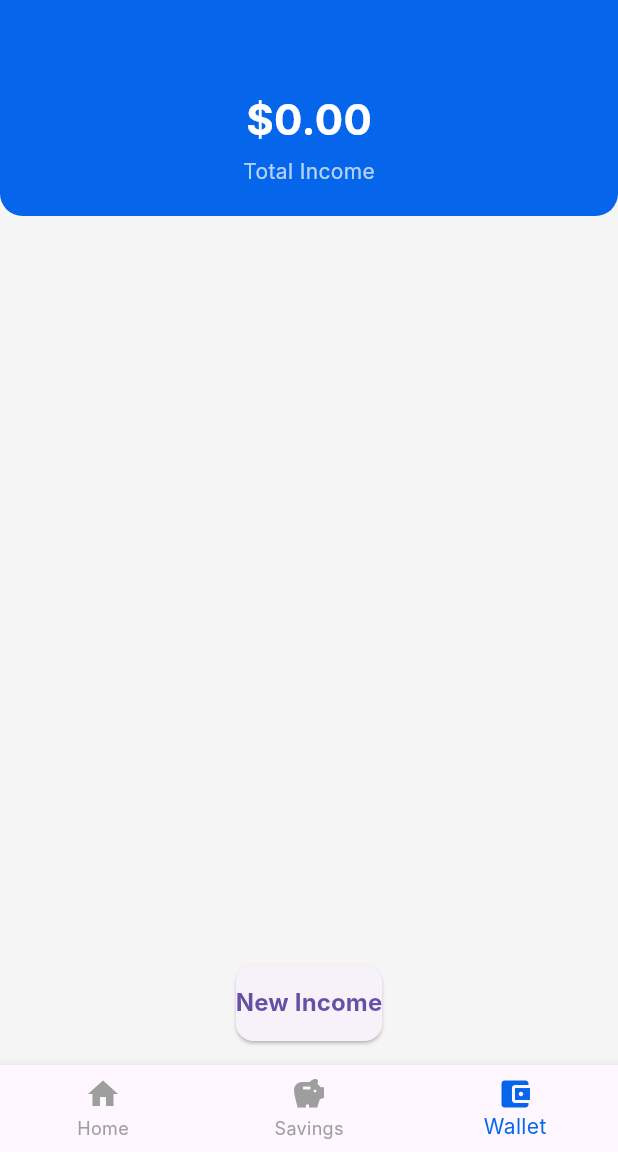
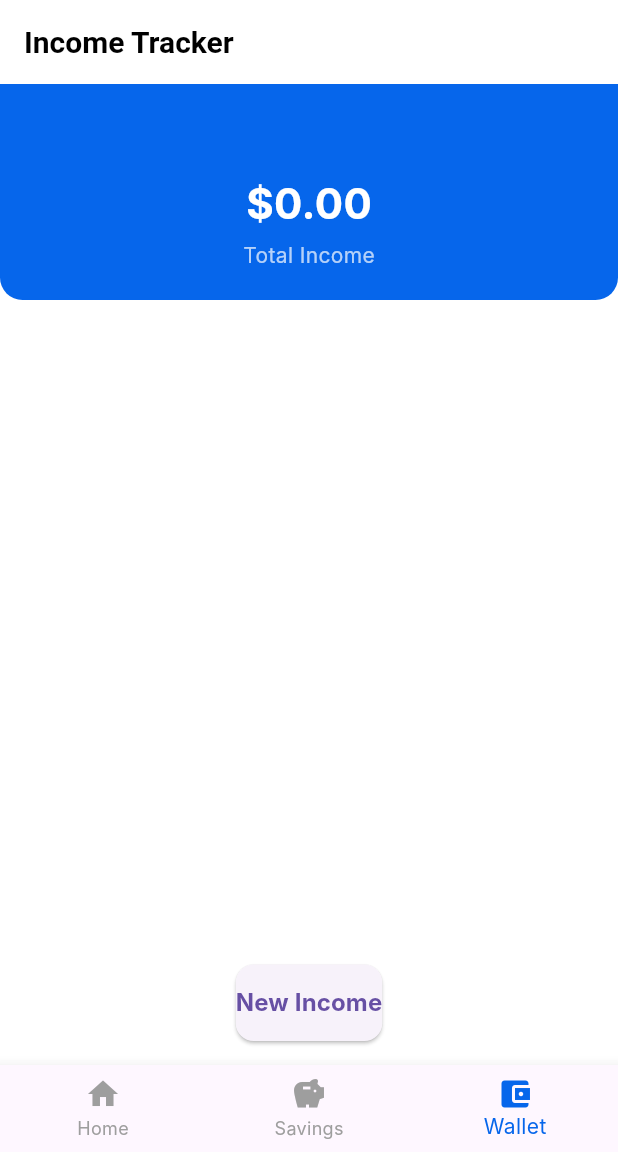
Before and after one commit to Ngoni-Sendama/expense-tracker-school-project, a Flutter app: the screen it shows after launch, item 3 of the bottom bar chosen, on a phone screen of 412 x 824 dp, the part 84-1236 px from its top. Run offline on Flutter 3.47's test engine with Material 3 defaults, Android fonts, the phone set to English and light mode, and no system bars; our stand-ins replace flutter_onboarding_slider; Roboto replaces fonts that are missing (Inter).

```diff
--- /dev/null
+++ b/lib/models/income_model.dart
@@ -0,0 +1,21 @@
+import 'package:flutter/material.dart';
+
+class IncomeModel with ChangeNotifier {
+  List<Map<String, dynamic>> _incomes = [];
+
+  List<Map<String, dynamic>> get incomes => _incomes;
+
+  void addIncome(String title, double amount) {
+    _incomes.add({'title': title, 'amount': amount});
+    notifyListeners();
+  }
+
+  void updateIncome(int index, String title, double amount) {
+    _incomes[index] = {'title': title, 'amount': amount};
+    notifyListeners();
+  }
+
+  double get totalIncome {
+    return _incomes.fold(0.0, (sum, income) => sum + income['amount']);
+  }
+}
--- a/lib/pages/wallet.dart
+++ b/lib/pages/wallet.dart
@@ -1,14 +1,96 @@
 import 'package:flutter/material.dart';
+import 'package:provider/provider.dart';
+import '../models/income_model.dart';  // Import the income model
 
-class IncomePage extends StatefulWidget {
+class IncomePage extends StatelessWidget {
   @override
-  _IncomePageState createState() => _IncomePageState();
-}
+  Widget build(BuildContext context) {
+    return Scaffold(
+      appBar: AppBar(
+        title: Text('Income Tracker'),
+      ),
+      body: Consumer<IncomeModel>(
+        builder: (context, incomeModel, child) {
+          return Column(
+            children: [
+              Container(
+                padding: EdgeInsets.only(top: 60, bottom: 20),
+                width: double.infinity,
+                decoration: BoxDecoration(
+                  color: Color(0xFF0666EB),
+                  borderRadius: BorderRadius.vertical(
+                    bottom: Radius.circular(15),
+                  ),
+                ),
+                alignment: Alignment.center,
+                child: Column(
+                  children: [
+                    Text(
+                      '\$${incomeModel.totalIncome.toStringAsFixed(2)}',
+                      style: TextStyle(
+                        fontSize: 28,
+                        color: Colors.white,
+                        fontWeight: FontWeight.bold,
+                      ),
+                    ),
+                    SizedBox(height: 4),
+                    Text(
+                      'Total Income',
+                      style: TextStyle(color: Colors.white70),
+                    ),
+                  ],
+                ),
+              ),
+              Expanded(
+                child: ListView.builder(
+                  padding: EdgeInsets.all(16),
+                  itemCount: incomeModel.incomes.length,
+                  itemBuilder: (context, index) {
+                    return Card(
+                      shape: RoundedRectangleBorder(
+                        borderRadius: BorderRadius.circular(12),
+                      ),
+                      child: ListTile(
+                        leading: CircleAvatar(
+                          backgroundColor: Color(0xFF0666EB).withOpacity(0.1),
+                          child: Icon(Icons.money, color: Color(0xFF0666EB)),
+                        ),
+                        title: Text(incomeModel.incomes[index]['title']),
+                        subtitle: Text(
+                          '\$${incomeModel.incomes[index]['amount'].toStringAsFixed(2)}',
+                          style: TextStyle(fontWeight: FontWeight.bold, fontSize: 16),
+                        ),
+                        trailing: Icon(Icons.edit, size: 16),
+                        onTap: () => _showEditIncomeDialog(context, index),
+                      ),
+                    );
+                  },
+                ),
+              ),
+              Padding(
+                padding: const EdgeInsets.all(16.0),
+                child: ElevatedButton(
+                  onPressed: () => _showAddIncomeDialog(context),
+                  style: ElevatedButton.styleFrom(
+                    padding: EdgeInsets.symmetric(vertical: 14),
+                    shape: RoundedRectangleBorder(
+                      borderRadius: BorderRadius.circular(12),
+                    ),
+                  ),
+                  child: Text(
+                    'New Income',
+                    style: TextStyle(fontSize: 16, fontWeight: FontWeight.bold),
+                  ),
+                ),
+              ),
+            ],
+          );
+        },
+      ),
+    );
+  }
 
-class _IncomePageState extends State<IncomePage> {
-  List<Map<String, dynamic>> incomes = [];
-
-  void _showAddIncomeDialog() {
+  void _showAddIncomeDialog(BuildContext context) {
     final TextEditingController titleController = TextEditingController();
     final TextEditingController amountController = TextEditingController();
 
@@ -44,12 +126,8 @@ class _IncomePageState extends State<IncomePage> {
                 final double amount = double.tryParse(amountController.text) ?? 0.0;
 
                 if (title.isNotEmpty && amount > 0) {
-                  setState(() {
-                    incomes.add({
-                      'title': title,
-                      'amount': '\$${amount.toStringAsFixed(2)}',
-                    });
-                  });
+                  Provider.of<IncomeModel>(context, listen: false)
+                      .addIncome(title, amount);
                   Navigator.pop(context);
                 }
               },
@@ -61,9 +139,9 @@ class _IncomePageState extends State<IncomePage> {
     );
   }
 
-  void _showEditIncomeDialog(int index) {
-    final TextEditingController titleController = TextEditingController(text: incomes[index]['title']);
-    final TextEditingController amountController = TextEditingController(text: incomes[index]['amount'].substring(1));
+  void _showEditIncomeDialog(BuildContext context, int index) {
+    final TextEditingController titleController = TextEditingController(text: context.read<IncomeModel>().incomes[index]['title']);
+    final TextEditingController amountController = TextEditingController(text: context.read<IncomeModel>().incomes[index]['amount'].toString());
 
     showDialog(
       context: context,
@@ -97,12 +175,8 @@ class _IncomePageState extends State<IncomePage> {
                 final double amount = double.tryParse(amountController.text) ?? 0.0;
 
                 if (title.isNotEmpty && amount > 0) {
-                  setState(() {
-                    incomes[index] = {
-                      'title': title,
-                      'amount': '\$${amount.toStringAsFixed(2)}',
-                    };
-                  });
+                  Provider.of<IncomeModel>(context, listen: false)
+                      .updateIncome(index, title, amount);
                   Navigator.pop(context);
                 }
               },
@@ -113,83 +187,4 @@ class _IncomePageState extends State<IncomePage> {
       },
     );
   }
-
-  @override
-  Widget build(BuildContext context) {
-    return Column(
-      children: [
-        Container(
-          padding: EdgeInsets.only(top: 60, bottom: 20),
-          width: double.infinity,
-          decoration: BoxDecoration(
-            color: Color(0xFF0666EB),
-            borderRadius: BorderRadius.vertical(
-              bottom: Radius.circular(15),
-            ),
-          ),
-          alignment: Alignment.center,
-          child: Column(
-            children: [
-              Text(
-                '\$${incomes.fold(0.0, (sum, income) => sum + double.tryParse(income['amount']!.substring(1))!).toStringAsFixed(2)}',
-                style: TextStyle(
-                  fontSize: 28,
-                  color: Colors.white,
-                  fontWeight: FontWeight.bold,
-                ),
-              ),
-              SizedBox(height: 4),
-              Text(
-                'Total Income',
-                style: TextStyle(color: Colors.white70),
-              ),
-            ],
-          ),
-        ),
-        Expanded(
-          child: ListView.builder(
-            padding: EdgeInsets.all(16),
-            itemCount: incomes.length,
-            itemBuilder: (context, index) {
-              return Card(
-                shape: RoundedRectangleBorder(
-                  borderRadius: BorderRadius.circular(12),
-                ),
-                child: ListTile(
-                  leading: CircleAvatar(
-                    backgroundColor: Color(0xFF0666EB).withOpacity(0.1),
-                    child: Icon(Icons.money, color: Color(0xFF0666EB)),
-                  ),
-                  title: Text(incomes[index]['title']),
-                  subtitle: Text(
-                    incomes[index]['amount'],
-                    style: TextStyle(fontWeight: FontWeight.bold, fontSize: 16),
-                  ),
-                  trailing: Icon(Icons.edit, size: 16),
-                  onTap: () => _showEditIncomeDialog(index),
-                ),
-              );
-            },
-          ),
-        ),
-        Padding(
-          padding: const EdgeInsets.all(16.0),
-          child: ElevatedButton(
-            onPressed: _showAddIncomeDialog,
-            style: ElevatedButton.styleFrom(
-              padding: EdgeInsets.symmetric(vertical: 14),
-              shape: RoundedRectangleBorder(
-                borderRadius: BorderRadius.circular(12),
-              ),
-            ),
-            child: Text(
-              'New Income',
-              style: TextStyle(fontSize: 16, fontWeight: FontWeight.bold),
-            ),
-          ),
-        ),
-
-      ],
-    );
-  }
 }
--- a/pubspec.yaml
+++ b/pubspec.yaml
@@ -37,6 +37,7 @@ dependencies:
   cupertino_icons: ^1.0.8
   flutter_onboarding_slider: ^1.0.11
   fl_chart: ^0.70.2
+  provider: ^6.1.3
 
 dev_dependencies:
   flutter_test:
```
Also changed, not shown: lib/main.dart (+9 -1 lines), lib/pages/home_screen.dart (+8 -4 lines), pubspec.lock.
